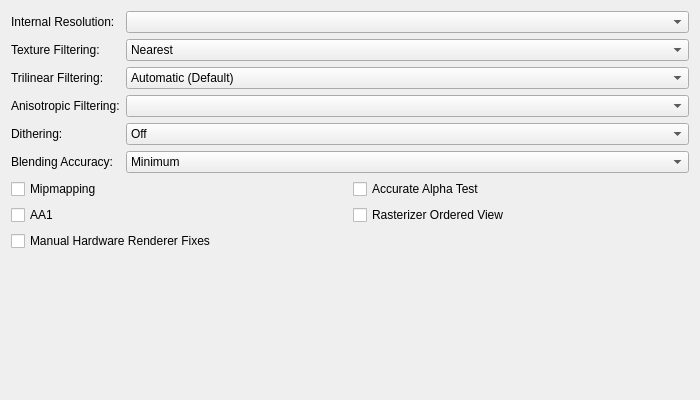
This is pcsx2-qt/Settings/GraphicsHardwareRenderingSettingsTab.ui in PCSX2/pcsx2 as Qt 5 draws it before an edit. The edited form follows.
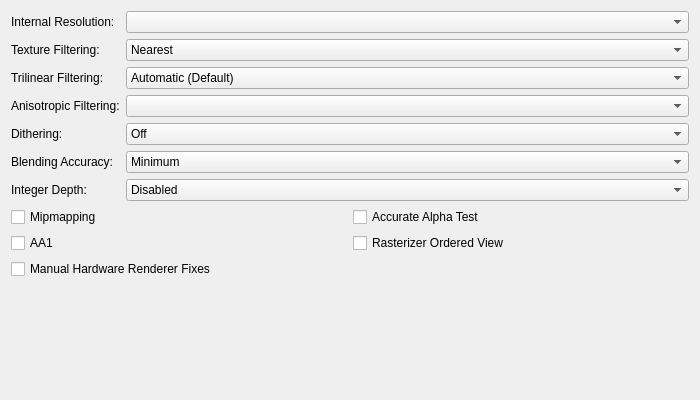
This is the edited form.

Commit message: GS/HW: Integer depth support.

```diff
--- a/pcsx2-qt/Settings/GraphicsHardwareRenderingSettingsTab.ui
+++ b/pcsx2-qt/Settings/GraphicsHardwareRenderingSettingsTab.ui
@@ -48,7 +48,7 @@
      </item>
     </widget>
    </item>
-   <item row="6" column="0" colspan="2">
+   <item row="7" column="0" colspan="2">
     <layout class="QGridLayout" name="hardwareRenderingOptionsLayout">
      <item row="0" column="1">
       <widget class="QCheckBox" name="accurateAlphaTest">
@@ -181,6 +181,25 @@
      </item>
     </widget>
    </item>
+   <item row="6" column="1">
+    <widget class="QComboBox" name="intDepth">
+     <item>
+      <property name="text">
+       <string>Disabled</string>
+      </property>
+     </item>
+     <item>
+      <property name="text">
+       <string>Enabled</string>
+      </property>
+     </item>
+     <item>
+      <property name="text">
+       <string>Always On (Debug)</string>
+      </property>
+     </item>
+    </widget>
+   </item>
    <item row="2" column="1">
     <widget class="QComboBox" name="trilinearFiltering">
      <item>
@@ -215,6 +234,16 @@
      </property>
     </widget>
    </item>
+   <item row="6" column="0">
+    <widget class="QLabel" name="intDepthLabel">
+     <property name="text">
+      <string>Integer Depth:</string>
+     </property>
+     <property name="buddy">
+      <cstring>intDepth</cstring>
+     </property>
+    </widget>
+   </item>
    <item row="2" column="0">
     <widget class="QLabel" name="trilinearFilterLabel">
      <property name="text">
@@ -225,7 +254,7 @@
      </property>
     </widget>
    </item>
-   <item row="7" column="0">
+   <item row="8" column="0">
     <spacer name="verticalSpacer">
      <property name="orientation">
       <enum>Qt::Orientation::Vertical</enum>
```
Left out of the diff: 1 changed line with no effect on the pictures. The commit also changes 48 other files.
